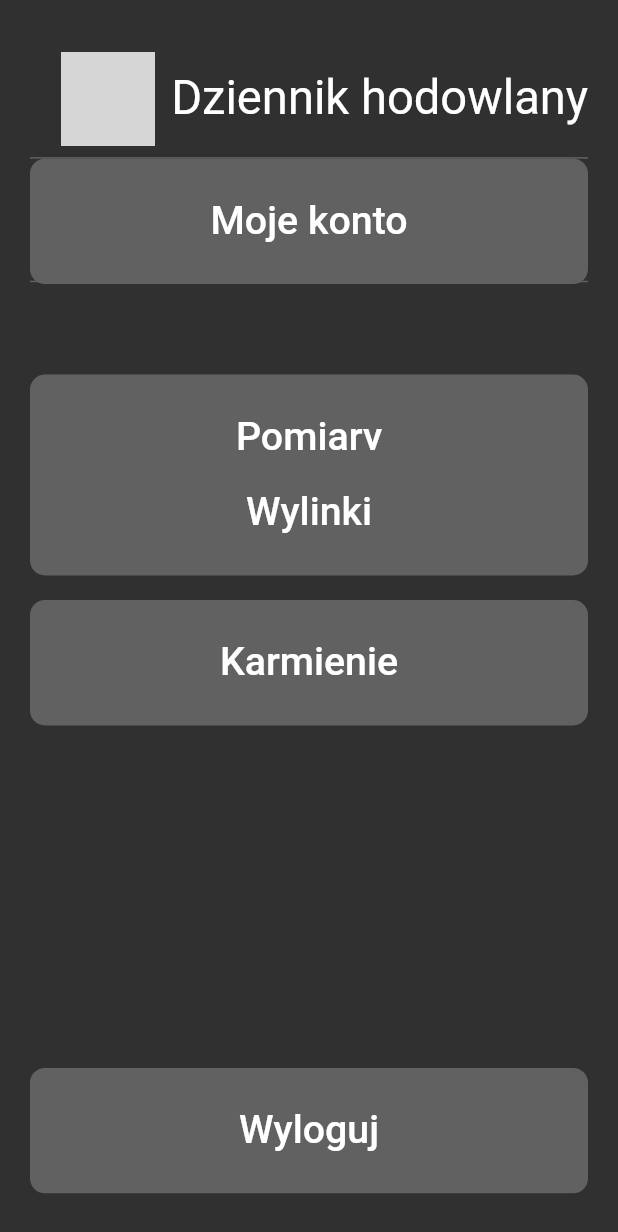
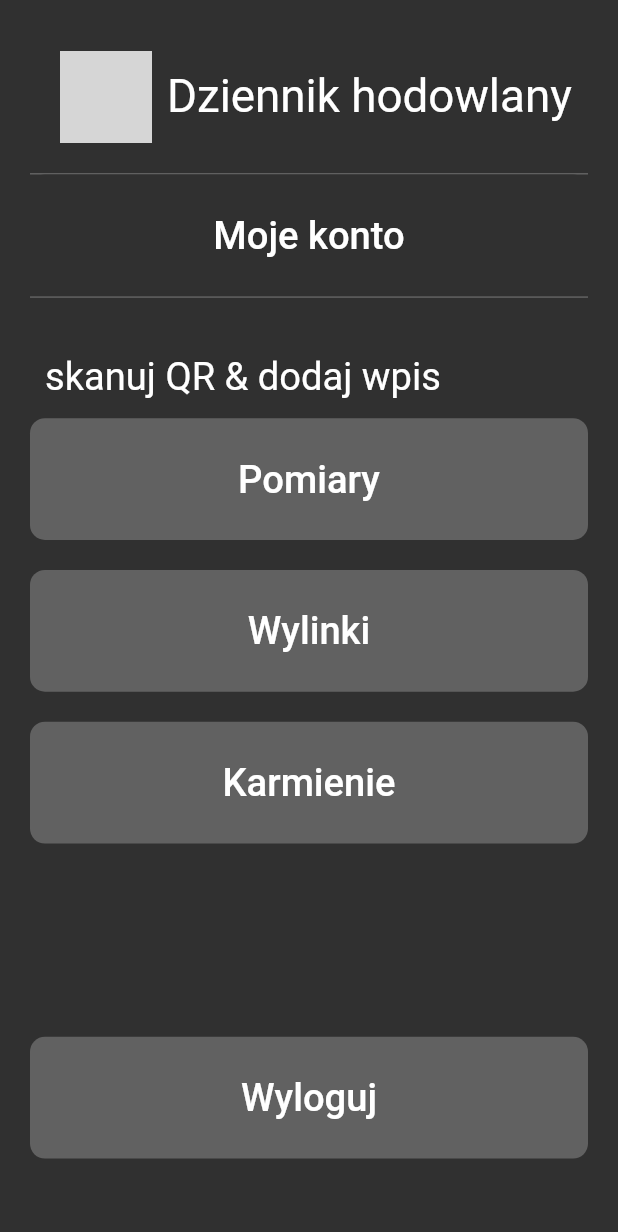
Before and after one commit to Akoszewski/dziennik-zwierzat, a Flutter app: the Menu screen opened directly, on a phone screen of 412 x 824 dp. Shown: the top 1232 px of the screen. Run offline on Flutter 3.47's test engine with Material 2 defaults, Android fonts, the phone set to English and light mode, and no system bars; our stand-ins replace flutter_phoenix, sqflite, webview_flutter; missing offline and left inert: flutter_barcode_scanner; accounts and stored records are empty; grey boxes are pictures that could not be loaded.

Commit message:
Przyciski na miejscy TODO: ikonki

```diff
--- a/lib/main.dart
+++ b/lib/main.dart
@@ -19,7 +19,7 @@ double getScreenWidth(BuildContext context) {
 }
 
 double getScreenHeight(BuildContext context) {
-  return MediaQuery.of(context).size.height;
+  return MediaQuery.of(context).size.height - statusBarHeight;
 }
 
 double getButtonHeight(BuildContext context) {
@@ -81,11 +81,12 @@ class MyApp extends StatelessWidget {
 }
 
 class AppButton extends StatelessWidget {
-  AppButton({this.label, this.top, this.imgPath, @required this.onPressed});
+  AppButton({this.label, this.color, this.top, this.imgPath, @required this.onPressed});
   final GestureTapCallback onPressed;
   final double top;
   final String imgPath;
   final String label;
+  final Color color;
   @override
   Widget build(BuildContext context) {
     double screenWidth = MediaQuery.of(context).size.width;
@@ -103,7 +104,7 @@ class AppButton extends StatelessWidget {
           // icon: Image.asset(this.imgPath,
           //     height: 20, width: 20, color: Colors.white),
           style: ButtonStyle(
-            backgroundColor: MaterialStateProperty.all<Color>(buttonColor),
+            backgroundColor: MaterialStateProperty.all<Color>(this.color),
             shape: MaterialStateProperty.all<RoundedRectangleBorder>(
               RoundedRectangleBorder(
                 borderRadius: BorderRadius.circular(10.0),
@@ -161,7 +162,7 @@ class Menu extends StatelessWidget {
                 ),
               ),
               Positioned(
-                top: 0.098 * getScreenHeight(context) + statusBarHeight,
+                top: 1.125*buttonHeight + statusBarHeight,
                 left: sideMargin,
                 child: Container(
                   height: 1.0,
@@ -170,9 +171,10 @@ class Menu extends StatelessWidget {
                 ),
               ),
               AppButton(
-                top: 0.098 * getScreenHeight(context)+ statusBarHeight + 1,
+                top: 1.125*buttonHeight + statusBarHeight + 1,
                 label: "Moje konto",
                 imgPath: "./assets/img/icon1.png",
+                color: bgColor,
                 onPressed: () async {
                   Navigator.push(
                     context,
@@ -181,7 +183,7 @@ class Menu extends StatelessWidget {
                 },
               ),
               Positioned(
-                top: 0.198 * getScreenHeight(context) + statusBarHeight,
+                top: 2.125*buttonHeight + statusBarHeight + 1,
                 left: sideMargin,
                 child: Container(
                   height: 1.0,
@@ -189,26 +191,34 @@ class Menu extends StatelessWidget {
                   color: buttonColor,
                 ),
               ),
+              Positioned (
+                top: 2.6*buttonHeight + statusBarHeight + 1,
+                left: 30,
+                child: Text("skanuj QR & dodaj wpis", style: TextStyle(fontSize: getFontSize(context), color: Colors.white,)),
+              ),
               AppButton(
-                top: 0.303*getScreenHeight(context),
+                top: 3.125*buttonHeight + statusBarHeight + 1,
                 label: "Pomiary",
                 imgPath: "./assets/img/icon2.png",
+                color: buttonColor,
                 onPressed: () async {
                   await scanQr(context, "measurements");
                 },
               ),
               AppButton(
-                top: 300,
+                top: 4.125*buttonHeight + statusBarHeight + 21,
                 label: "Wylinki",
                 imgPath: "./assets/img/icon3.png",
+                color: buttonColor,
                 onPressed: () async {
                   await scanQr(context, "old-skins");
                 },
               ),
               AppButton(
-                top: 400,
+                top: 5.125*buttonHeight + statusBarHeight + 41,
                 label: "Karmienie",
                 imgPath: "./assets/img/icon4.png",
+                color: buttonColor,
                 onPressed: () async {
                   await scanQr(context, "old-skins");
                 },
@@ -217,6 +227,7 @@ class Menu extends StatelessWidget {
                 top: 0.864*getScreenHeight(context),
                 label: "Wyloguj",
                 imgPath: "./assets/img/icon5.png",
+                color: buttonColor,
                 onPressed: () async {
                   Phoenix.rebirth(context);
                 },
```
